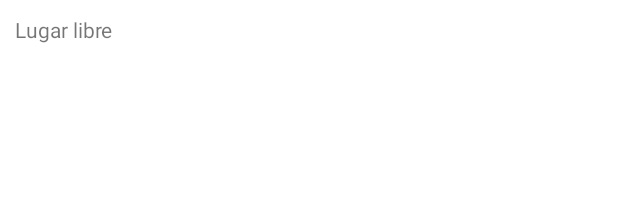
After one commit to UTN-FRBA-Mobile/EstacionApp, an Android app: the layout layout_bottom_sheet.xml on its own in the app's theme, with its tools: preview values and no code run, on a phone screen of 412 x 824 dp. The commit adds this screen. Shown: the top 212 px of the screen. Run offline under Robolectric (Android 15) with nearby library versions, the phone set to English and light mode, and no system bars.

Commit message:
Agrego bottomsheet

```diff
--- /dev/null
+++ b/app/src/main/res/layout/layout_bottom_sheet.xml
@@ -0,0 +1,27 @@
+<?xml version="1.0" encoding="utf-8"?>
+<LinearLayout
+    xmlns:android="http://schemas.android.com/apk/res/android"
+    android:id="@+id/layoutBottomSheet"
+    android:layout_width="match_parent"
+    android:layout_height="match_parent"
+    android:background="@color/white"
+    android:orientation="vertical"
+    >
+
+    <TextView
+        android:layout_width="wrap_content"
+        android:layout_height="wrap_content"
+        android:text="Lugar libre"
+        android:padding="10dp"
+        />
+
+    <TextView
+        android:layout_width="wrap_content"
+        android:layout_height="wrap_content"
+        android:padding="10dp"
+        android:id="@+id/address"
+        />
+
+
+
+</LinearLayout>
```
Also changed, not shown: app/src/main/java/com/example/estacionapp/MapsActivity.kt (+27 -5 lines), app/src/main/res/drawable/empty_place.png (added), app/src/main/res/drawable/reserved_place.png (added).
